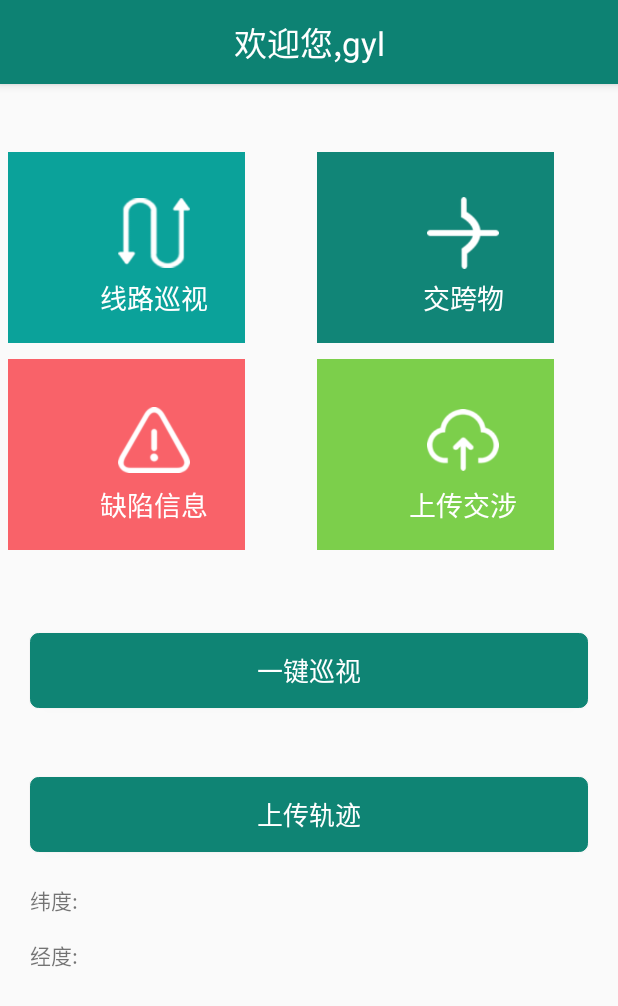
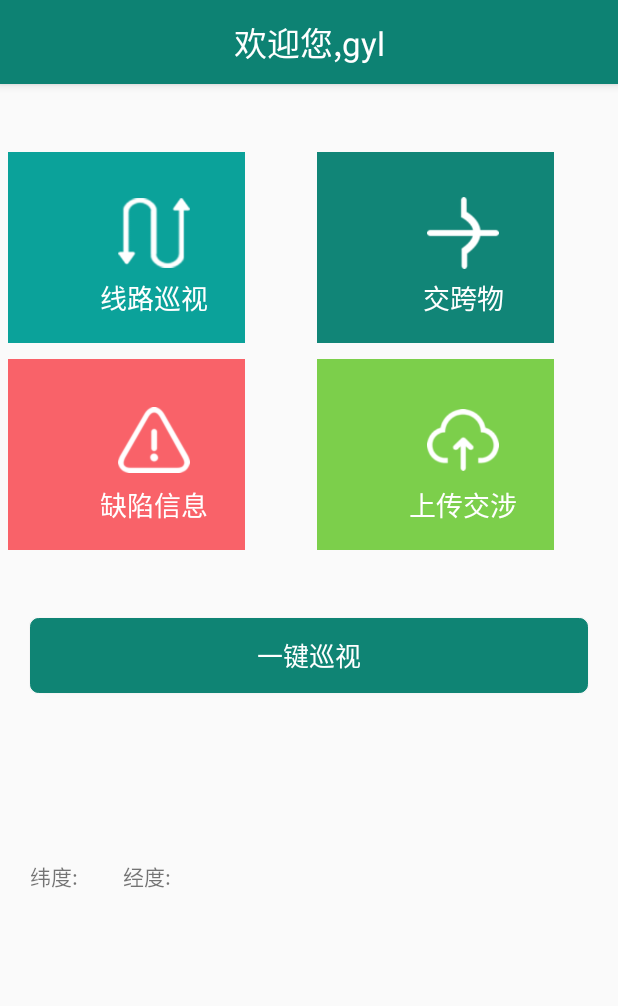
Before and after one commit to widsdom-yl/powerlinepatro, an Android app: the HomePageActivity screen opened directly, with no data from a screen before it, on a phone screen of 412 x 824 dp. Shown: the top 1006 px of the screen. Run offline under Robolectric (Android 15) with nearby library versions, the phone set to English and light mode, and no system bars; libraries missing offline, so code that uses them is left out: com.amap.api; 7 statements that could not run were skipped.

Commit message:
定时上传轨迹，5分钟上传一次

```diff
--- a/app/src/main/res/layout/activity_home_page.xml
+++ b/app/src/main/res/layout/activity_home_page.xml
@@ -24,11 +24,12 @@
         android:layout_height="50dp"
         android:layout_marginEnd="20dp"
         android:layout_marginStart="20dp"
-        android:layout_marginTop="46dp"
+        android:layout_marginTop="40dp"
         android:background="@drawable/button_green_small_corner"
         android:text="@string/string_uploadposition"
         android:textAllCaps="false"
         android:textColor="#ffffff"
+        android:visibility="invisible"
         android:textSize="17sp"
         app:layout_constraintEnd_toEndOf="parent"
         app:layout_constraintHorizontal_bias="0.0"
@@ -42,7 +43,7 @@
         android:layout_height="50dp"
         android:layout_marginEnd="20dp"
         android:layout_marginStart="20dp"
-        android:layout_marginTop="50dp"
+        android:layout_marginTop="40dp"
         android:background="@drawable/button_green_small_corner"
         android:text="@string/string_uploadpatrol"
         android:textAllCaps="false"
@@ -68,16 +69,16 @@
         android:layout_width="wrap_content"
         android:layout_height="wrap_content"
         android:layout_marginStart="20dp"
-        android:layout_marginTop="15dp"
+        android:layout_marginTop="21dp"
         android:text="经度:"
-        app:layout_constraintStart_toStartOf="parent"
-        app:layout_constraintTop_toBottomOf="@+id/textView2" />
+        app:layout_constraintStart_toEndOf="@+id/tx_lat"
+        app:layout_constraintTop_toBottomOf="@+id/upload_pos_btn" />
 
     <TextView
         android:id="@+id/tx_lat"
         android:layout_width="wrap_content"
         android:layout_height="wrap_content"
-        android:layout_marginStart="23dp"
+        android:layout_marginStart="10dp"
         android:layout_marginTop="21dp"
         app:layout_constraintStart_toEndOf="@+id/textView2"
         app:layout_constraintTop_toBottomOf="@+id/upload_pos_btn" />
@@ -86,10 +87,10 @@
         android:id="@+id/tx_long"
         android:layout_width="wrap_content"
         android:layout_height="wrap_content"
-        android:layout_marginStart="20dp"
-        android:layout_marginTop="15dp"
+        android:layout_marginStart="10dp"
+        android:layout_marginTop="21dp"
         app:layout_constraintStart_toEndOf="@+id/textView3"
-        app:layout_constraintTop_toBottomOf="@+id/tx_lat" />
+        app:layout_constraintTop_toBottomOf="@+id/upload_pos_btn" />
 
 
 </android.support.constraint.ConstraintLayout>
```
Also changed, not shown: app/src/main/java/dczh/powerlinepatro/HomePageActivity.java (+36 -23 lines).
